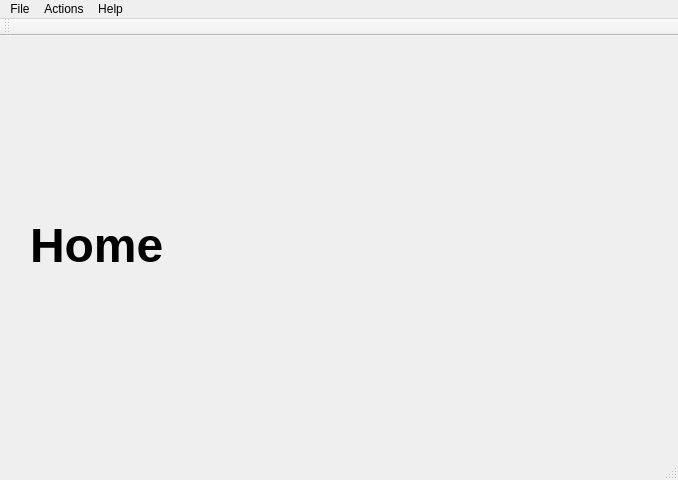
This is mainwindow.ui in lolopasdugato/AvisOmatiCQt as Qt 5 draws it before an edit. The edited form follows.
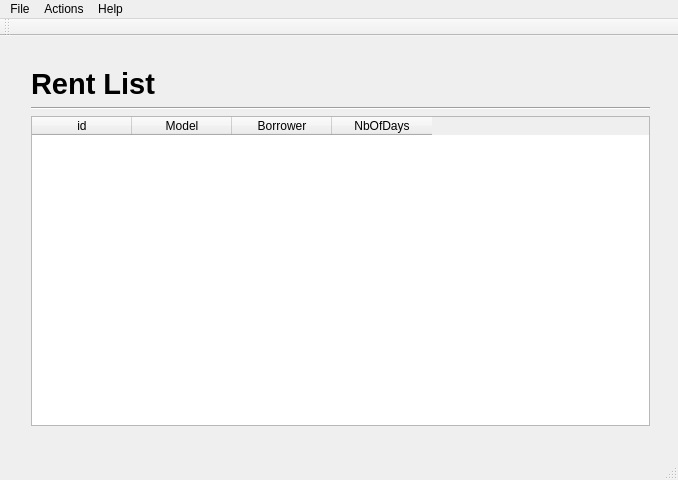
This is the edited form.

Commit message: Add rent  * close issue #10  * close issue #9  * fix b0c3860812 issue

The edit to the form file:
```diff
--- a/mainwindow.ui
+++ b/mainwindow.ui
@@ -24,7 +24,7 @@
      </rect>
     </property>
     <property name="currentIndex">
-     <number>0</number>
+     <number>8</number>
     </property>
     <widget class="QWidget" name="page">
      <widget class="QWidget" name="horizontalLayoutWidget">
@@ -1039,6 +1039,77 @@
       </layout>
      </widget>
     </widget>
+    <widget class="QWidget" name="pageRentList">
+     <widget class="QWidget" name="verticalLayoutWidget_6">
+      <property name="geometry">
+       <rect>
+        <x>10</x>
+        <y>10</y>
+        <width>641</width>
+        <height>381</height>
+       </rect>
+      </property>
+      <layout class="QVBoxLayout" name="layoutNewBorrower_6">
+       <item>
+        <widget class="QLabel" name="label_39">
+         <property name="font">
+          <font>
+           <pointsize>22</pointsize>
+           <weight>75</weight>
+           <bold>true</bold>
+          </font>
+         </property>
+         <property name="text">
+          <string>Rent List</string>
+         </property>
+        </widget>
+       </item>
+       <item>
+        <widget class="Line" name="line_16">
+         <property name="orientation">
+          <enum>Qt::Horizontal</enum>
+         </property>
+        </widget>
+       </item>
+       <item>
+        <widget class="QTableWidget" name="tableWidget_3">
+         <property name="enabled">
+          <bool>true</bool>
+         </property>
+         <property name="columnCount">
+          <number>4</number>
+         </property>
+         <attribute name="horizontalHeaderCascadingSectionResizes">
+          <bool>false</bool>
+         </attribute>
+         <attribute name="verticalHeaderShowSortIndicator" stdset="0">
+          <bool>false</bool>
+         </attribute>
+         <column>
+          <property name="text">
+           <string>id</string>
+          </property>
+         </column>
+         <column>
+          <property name="text">
+           <string>Model</string>
+          </property>
+         </column>
+         <column>
+          <property name="text">
+           <string>Borrower</string>
+          </property>
+         </column>
+         <column>
+          <property name="text">
+           <string>NbOfDays</string>
+          </property>
+         </column>
+        </widget>
+       </item>
+      </layout>
+     </widget>
+    </widget>
    </widget>
   </widget>
   <widget class="QMenuBar" name="menuBar">
```
Left out of the diff: 17 changed lines with no effect on the pictures. The commit also changes 11 other files.
